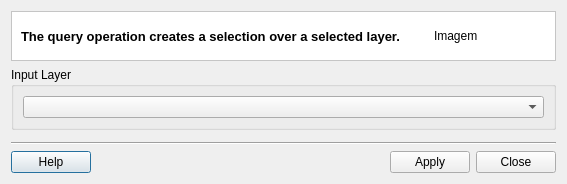
Above: src/terralib/qt/widgets/query/ui/QueryDialogForm.ui from claudiobogossian/terralib5 before the change. Below: the same form after it.
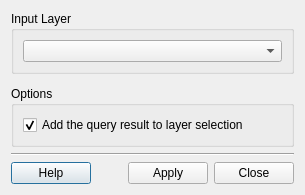
That is the form after the change.

Commit message: Starting with query options;

```diff
--- a/src/terralib/qt/widgets/query/ui/QueryDialogForm.ui
+++ b/src/terralib/qt/widgets/query/ui/QueryDialogForm.ui
@@ -6,74 +6,17 @@
    <rect>
     <x>0</x>
     <y>0</y>
-    <width>567</width>
-    <height>177</height>
+    <width>305</width>
+    <height>185</height>
    </rect>
   </property>
   <property name="windowTitle">
    <string>Query</string>
   </property>
-  <layout class="QGridLayout" name="gridLayout_6">
-   <item row="0" column="0">
     <layout class="QGridLayout" name="gridLayout_5">
      <item row="0" column="0">
-      <widget class="QFrame" name="frame_2">
-       <property name="styleSheet">
-        <string notr="true">QWidget { background: white }</string>
-       </property>
-       <property name="frameShape">
-        <enum>QFrame::StyledPanel</enum>
-       </property>
-       <property name="frameShadow">
-        <enum>QFrame::Sunken</enum>
-       </property>
-       <layout class="QGridLayout" name="gridLayout" columnstretch="1,0">
-        <property name="topMargin">
-         <number>0</number>
-        </property>
-        <property name="bottomMargin">
-         <number>0</number>
-        </property>
-        <property name="horizontalSpacing">
-         <number>9</number>
-        </property>
+    <layout class="QGridLayout" name="gridLayout_3">
         <item row="0" column="0">
-         <widget class="QLabel" name="m_datasourceTypeTitleLabel">
-          <property name="font">
-           <font>
-            <pointsize>10</pointsize>
-            <weight>75</weight>
-            <bold>true</bold>
-           </font>
-          </property>
-          <property name="text">
-           <string>The query operation creates a selection over a selected layer.</string>
-          </property>
-         </widget>
-        </item>
-        <item row="0" column="1">
-         <widget class="QLabel" name="m_imgLabel">
-          <property name="minimumSize">
-           <size>
-            <width>112</width>
-            <height>48</height>
-           </size>
-          </property>
-          <property name="maximumSize">
-           <size>
-            <width>48</width>
-            <height>48</height>
-           </size>
-          </property>
-          <property name="text">
-           <string>Imagem</string>
-          </property>
-         </widget>
-        </item>
-       </layout>
-      </widget>
-     </item>
-     <item row="1" column="0">
       <widget class="QGroupBox" name="groupBox">
        <property name="title">
         <string>Input Layer</string>
@@ -85,7 +28,7 @@
        </layout>
       </widget>
      </item>
-     <item row="2" column="0">
+     <item row="1" column="0">
       <widget class="QWidget" name="m_widget" native="true">
        <property name="sizePolicy">
         <sizepolicy hsizetype="MinimumExpanding" vsizetype="MinimumExpanding">
@@ -95,16 +38,33 @@
        </property>
       </widget>
      </item>
+     <item row="2" column="0">
+      <widget class="QGroupBox" name="m_optionsGroupBox">
+       <property name="title">
+        <string>Options</string>
+       </property>
+       <layout class="QGridLayout" name="gridLayout">
+        <item row="0" column="0">
+         <widget class="QCheckBox" name="m_addResult2LayerSelectionCheckBox">
+          <property name="text">
+           <string>Add the query result to layer selection</string>
+          </property>
+          <property name="checked">
+           <bool>true</bool>
+          </property>
+         </widget>
+        </item>
+       </layout>
+      </widget>
+     </item>
      <item row="3" column="0">
-      <layout class="QGridLayout" name="gridLayout_3">
-       <item row="0" column="0">
         <widget class="Line" name="line">
          <property name="orientation">
           <enum>Qt::Horizontal</enum>
          </property>
         </widget>
        </item>
-       <item row="1" column="0">
+     <item row="4" column="0">
         <layout class="QGridLayout" name="gridLayout_2">
          <item row="0" column="0">
           <widget class="QPushButton" name="m_helpPushButton">
@@ -139,8 +99,6 @@
             <string>Close</string>
            </property>
           </widget>
-         </item>
-        </layout>
        </item>
       </layout>
      </item>
```
Lines whose indentation alone changed are shown as unchanged. The commit also changes 2 other files.
